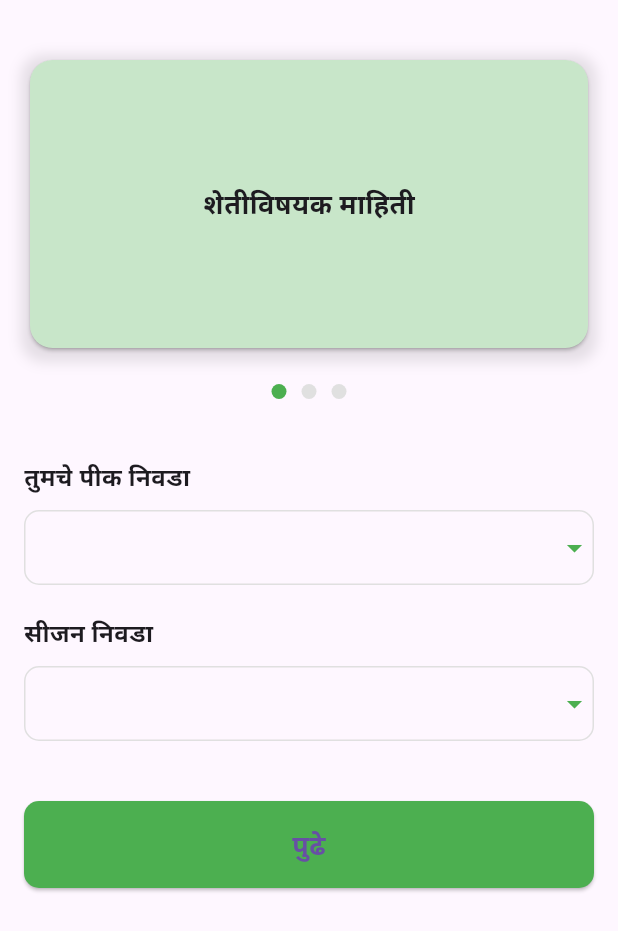
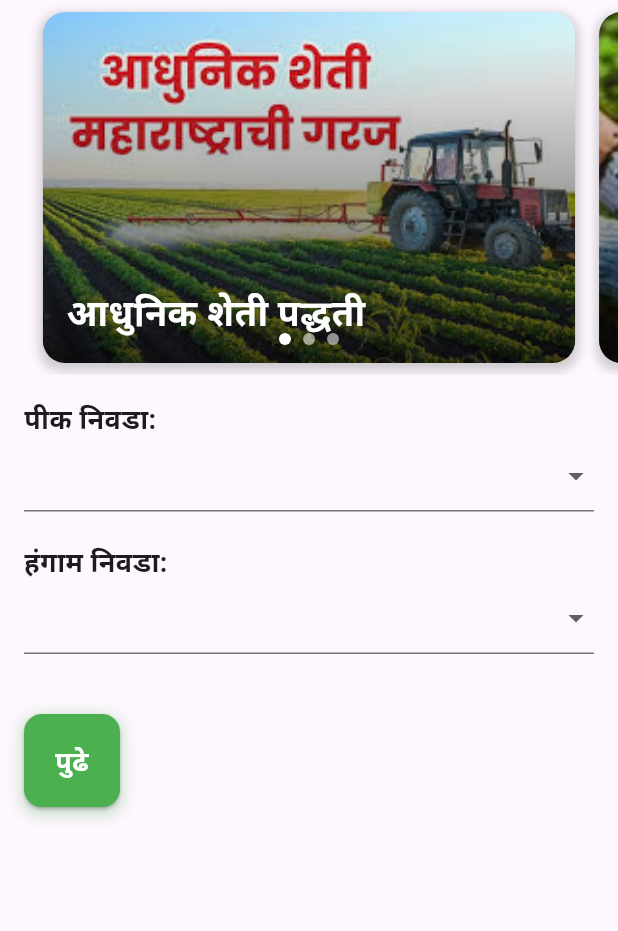
Before and after one commit to Hitesh007-p/shetimitra, a Flutter app: the Calculation screen opened directly, on a phone screen of 412 x 824 dp. Shown: the top 931 px of the screen. Run offline on Flutter 3.47's test engine with Material 3 defaults, Android fonts, the phone set to English and light mode, and no system bars; our stand-ins replace badges, easy_stepper, flutter_iconly, geolocator, google_fonts, image_picker and 1 more; Roboto replaces fonts that are missing (Mukta).

Commit message:
change add sliding

```diff
--- a/lib/pages/calculation.dart
+++ b/lib/pages/calculation.dart
@@ -1,5 +1,6 @@
 // ignore_for_file: deprecated_member_use
 
+import 'dart:async';
 import 'package:flutter/material.dart';
 import 'package:shetimitra/pages/expence.dart';
 
@@ -10,48 +11,81 @@ class Calculation extends StatefulWidget {
   State<Calculation> createState() => _CalculationState();
 }
 
-class _CalculationState extends State<Calculation> {
+class _CalculationState extends State<Calculation>
+    with AutomaticKeepAliveClientMixin {
   String? selectedCrop;
   String? selectedSeason;
-  final PageController _pageController = PageController();
-  int _currentPage = 0;
 
-  final crops = [
-    'गहू',
-    'हरभरा',
-    'मक्का',
-    'टोमॅटो',
-    'केळी',
-    'ऊस',
-    'कापूस',
-    'पपई',
-    'टरबूज',
-    'डांगर',
-    'सोयाबीन',
-    'मिरची',
-    'वांगे',
+  final crops = ['गहू', 'हरभरा', 'मक्का', 'टोमॅटो', 'केळी', 'ऊस', 'कापूस'];
+  final seasons = ['खरीफ', 'रब्बी'];
+
+  late PageController _pageController;
+  int _currentAdIndex = 0;
+  Timer? _carouselTimer;
+
+  final List<Map<String, String>> farmingAds = [
+    {
+      'image': 'assets/images/aadhunik_sheti.jpeg',
+      'title': 'आधुनिक शेती पद्धती'
+    },
+    {'image': 'assets/images/vermicompost.jpeg', 'title': 'सेंद्रिय शेती'},
+    {'image': 'assets/images/shetimitra.jpg', 'title': 'पाण्याचे व्यवस्थापन'},
   ];
-  final seasons = ['खरीफ', 'रब्बी'];
+
+  @override
+  void initState() {
+    super.initState();
+    _pageController = PageController(viewportFraction: 0.9);
+    WidgetsBinding.instance.addPostFrameCallback((_) {
+      _startAutoCarousel();
+    });
+  }
+
+  void _startAutoCarousel() {
+    _carouselTimer?.cancel();
+    _carouselTimer = Timer.periodic(const Duration(seconds: 5), (timer) {
+      if (!mounted || !_pageController.hasClients) return;
+
+      final nextPage =
+          _currentAdIndex < farmingAds.length - 1 ? _currentAdIndex + 1 : 0;
+
+      _pageController
+          .animateToPage(
+        nextPage,
+        duration: const Duration(milliseconds: 500),
+        curve: Curves.easeInOut,
+      )
+          .then((_) {
+        if (mounted) setState(() => _currentAdIndex = nextPage);
+      });
+    });
+  }
 
   @override
   void dispose() {
+    _carouselTimer?.cancel();
     _pageController.dispose();
     super.dispose();
   }
 
   @override
+  bool get wantKeepAlive => true;
+
+  @override
   Widget build(BuildContext context) {
+    super.build(context);
     return Scaffold(
-      body: SafeArea(
+      body: Column(
+        children: [
+          // Advertisement Section
+          _buildCarouselSlider(),
+          // Content Section
+          Expanded(
             child: SingleChildScrollView(
-          child: Padding(
-            padding: const EdgeInsets.all(16.0),
+              padding: const EdgeInsets.all(16),
               child: Column(
                 crossAxisAlignment: CrossAxisAlignment.start,
                 children: [
-                const SizedBox(height: 20),
-                _buildPosterSection(),
-                const SizedBox(height: 40),
                   _buildSelectionSection(),
                   const SizedBox(height: 40),
                   _buildSaveButton(),
@@ -59,69 +93,90 @@ class _CalculationState extends State<Calculation> {
               ),
             ),
           ),
+        ],
       ),
     );
   }
 
-  Widget _buildPosterSection() {
-    return Column(
+  Widget _buildCarouselSlider() {
+    return Visibility(
+      visible: farmingAds.isNotEmpty,
+      child: SizedBox(
+        height: 250,
+        child: Stack(
           children: [
-        Container(
-          height: 200,
+            PageView.builder(
+              controller: _pageController,
+              itemCount: farmingAds.length,
+              onPageChanged: (page) {
+                if (mounted) setState(() => _currentAdIndex = page);
+              },
+              itemBuilder: (context, index) {
+                return Container(
+                  margin: const EdgeInsets.all(8),
                   decoration: BoxDecoration(
                     borderRadius: BorderRadius.circular(15),
+                    image: DecorationImage(
+                      image: AssetImage(farmingAds[index]['image']!),
+                      fit: BoxFit.cover,
+                    ),
                     boxShadow: [
                       BoxShadow(
-                color: Colors.black.withOpacity(0.1),
+                        color: Colors.grey.withOpacity(0.5),
                         spreadRadius: 2,
-                blurRadius: 7,
+                        blurRadius: 5,
                         offset: const Offset(0, 3),
                       ),
                     ],
                   ),
-          child: PageView(
-            controller: _pageController,
-            onPageChanged: (int page) {
-              setState(() {
-                _currentPage = page;
-              });
-            },
-            children: [
-              _buildPosterCard("शेतीविषयक माहिती", Colors.green.shade100),
-              _buildPosterCard("कृषी व्हिडिओ", Colors.blue.shade100),
-              _buildPosterCard("शेतकरी टिप्स", Colors.orange.shade100),
+                  child: Container(
+                    decoration: BoxDecoration(
+                      borderRadius: BorderRadius.circular(15),
+                      gradient: LinearGradient(
+                        begin: Alignment.bottomCenter,
+                        end: Alignment.topCenter,
+                        colors: [
+                          Colors.black.withOpacity(0.7),
+                          Colors.transparent,
                         ],
                       ),
                     ),
-        const SizedBox(height: 20),
-        Row(
-          mainAxisAlignment: MainAxisAlignment.center,
-          children: List.generate(
-            3,
-            (index) => Container(
-              margin: const EdgeInsets.symmetric(horizontal: 5),
-              width: 10,
-              height: 10,
-              decoration: BoxDecoration(
-                shape: BoxShape.circle,
-                color:
-                    _currentPage == index ? Colors.green : Colors.grey.shade300,
+                    alignment: Alignment.bottomLeft,
+                    padding: const EdgeInsets.all(16),
+                    child: Text(
+                      farmingAds[index]['title']!,
+                      style: const TextStyle(
+                        color: Colors.white,
+                        fontSize: 24,
+                        fontWeight: FontWeight.bold,
                       ),
                     ),
                   ),
+                );
+              },
+            ),
+            Positioned(
+              bottom: 20,
+              left: 0,
+              right: 0,
+              child: Row(
+                mainAxisAlignment: MainAxisAlignment.center,
+                children: List.generate(farmingAds.length, (index) {
+                  return Container(
+                    width: 8,
+                    height: 8,
+                    margin: const EdgeInsets.symmetric(horizontal: 4),
+                    decoration: BoxDecoration(
+                      shape: BoxShape.circle,
+                      color: _currentAdIndex == index
+                          ? Colors.white
+                          : Colors.white54,
+                    ),
+                  );
+                }),
+              ),
             ),
           ],
-    );
-  }
-
-  Widget _buildPosterCard(String title, Color color) {
-    return Card(
-      color: color,
-      shape: RoundedRectangleBorder(borderRadius: BorderRadius.circular(15)),
-      child: Center(
-        child: Text(
-          title,
-          style: const TextStyle(fontSize: 18, fontWeight: FontWeight.bold),
         ),
       ),
     );
@@ -131,22 +186,38 @@ class _CalculationState extends State<Calculation> {
     return Column(
       crossAxisAlignment: CrossAxisAlignment.start,
       children: [
-        _buildDropdown(
-          "तुमचे पीक निवडा",
-          selectedCrop,
-          crops,
-          (String? value) {
+        const Text(
+          'पीक निवडा:',
+          style: TextStyle(fontSize: 18, fontWeight: FontWeight.bold),
+        ),
+        DropdownButtonFormField<String>(
+          value: selectedCrop,
+          items: crops.map((crop) {
+            return DropdownMenuItem(
+              value: crop,
+              child: Text(crop),
+            );
+          }).toList(),
+          onChanged: (value) {
             setState(() {
               selectedCrop = value;
             });
           },
         ),
         const SizedBox(height: 20),
-        _buildDropdown(
-          "सीजन निवडा",
-          selectedSeason,
-          seasons,
-          (String? value) {
+        const Text(
+          'हंगाम निवडा:',
+          style: TextStyle(fontSize: 18, fontWeight: FontWeight.bold),
+        ),
+        DropdownButtonFormField<String>(
+          value: selectedSeason,
+          items: seasons.map((season) {
+            return DropdownMenuItem(
+              value: season,
+              child: Text(season),
+            );
+          }).toList(),
+          onChanged: (value) {
             setState(() {
               selectedSeason = value;
             });
@@ -156,46 +227,19 @@ class _CalculationState extends State<Calculation> {
     );
   }
 
-  Widget _buildDropdown(String label, String? value, List<String> items,
-      Function(String?) onChanged) {
-    return Column(
-      crossAxisAlignment: CrossAxisAlignment.start,
-      children: [
-        Text(
-          label,
-          style: const TextStyle(fontSize: 16, fontWeight: FontWeight.bold),
-        ),
-        const SizedBox(height: 10),
-        Container(
+  Widget _buildSaveButton() {
+    return Container(
       decoration: BoxDecoration(
-            borderRadius: BorderRadius.circular(10),
-            border: Border.all(color: Colors.grey.shade300),
-          ),
-          child: DropdownButtonFormField<String>(
-            value: value,
-            items: items.map((item) {
-              return DropdownMenuItem(
-                value: item,
-                child: Text(item),
-              );
-            }).toList(),
-            onChanged: onChanged,
-            decoration: const InputDecoration(
-              contentPadding: EdgeInsets.symmetric(horizontal: 16, vertical: 8),
-              border: InputBorder.none,
-            ),
-            icon: const Icon(Icons.arrow_drop_down, color: Colors.green),
-            style: const TextStyle(fontSize: 16, color: Colors.black87),
-            dropdownColor: Colors.white,
-          ),
+        borderRadius: BorderRadius.circular(12),
+        boxShadow: [
+          BoxShadow(
+            color: Colors.green.withOpacity(0.3),
+            spreadRadius: 2,
+            blurRadius: 8,
+            offset: const Offset(0, 3),
           ),
         ],
-    );
-  }
-
-  Widget _buildSaveButton() {
-    return SizedBox(
-      width: double.infinity,
+      ),
       child: ElevatedButton(
         onPressed: () {
           if (selectedCrop != null && selectedSeason != null) {
@@ -240,14 +284,18 @@ class _CalculationState extends State<Calculation> {
         },
         style: ElevatedButton.styleFrom(
           backgroundColor: Colors.green,
-          padding: const EdgeInsets.symmetric(vertical: 16),
+          padding: const EdgeInsets.symmetric(vertical: 18),
           shape: RoundedRectangleBorder(
-            borderRadius: BorderRadius.circular(10),
+            borderRadius: BorderRadius.circular(12),
           ),
         ),
         child: const Text(
           "पुढे",
-          style: TextStyle(fontSize: 18, fontWeight: FontWeight.bold),
+          style: TextStyle(
+            fontSize: 18,
+            fontWeight: FontWeight.bold,
+            color: Colors.white,
+          ),
         ),
       ),
     );
--- a/lib/pages/explore_page.dart
+++ b/lib/pages/explore_page.dart
@@ -20,7 +20,8 @@ class ExplorePage extends StatefulWidget {
   _ExplorePageState createState() => _ExplorePageState();
 }
 
-class _ExplorePageState extends State<ExplorePage> {
+class _ExplorePageState extends State<ExplorePage>
+    with AutomaticKeepAliveClientMixin {
   late Future<Map<String, dynamic>> _weatherData;
   final WeatherService _weatherService = WeatherService();
   bool _isLoading = true;
@@ -64,8 +65,9 @@ class _ExplorePageState extends State<ExplorePage> {
     'वांगे': 'assets/crops/vange.png',
   };
 
-  final PageController _adPageController = PageController();
+  late PageController _adPageController;
   int _currentAdPage = 0;
+  Timer? _carouselTimer;
   final List<Map<String, String>> _ads = [
     {
       'image': 'assets/images/fertilizer.jpg',
@@ -89,6 +91,7 @@ class _ExplorePageState extends State<ExplorePage> {
   @override
   void initState() {
     super.initState();
+    _adPageController = PageController();
     if (!_isWeatherLoaded) {
       _fetchWeather();
     }
@@ -152,25 +155,35 @@ class _ExplorePageState extends State<ExplorePage> {
   }
 
   void _startAdCarousel() {
-    Timer.periodic(const Duration(seconds: 5), (Timer timer) {
-      if (_currentAdPage < _ads.length - 1) {
-        _currentAdPage++;
-      } else {
-        _currentAdPage = 0;
+    _carouselTimer?.cancel();
+    _carouselTimer = Timer.periodic(const Duration(seconds: 5), (Timer timer) {
+      if (!mounted) return;
+
+      final newPage = _currentAdPage < _ads.length - 1 ? _currentAdPage + 1 : 0;
+
+      if (_adPageController.hasClients) {
+        _adPageController
+            .animateToPage(
+          newPage,
+          duration: const Duration(milliseconds: 500),
+          curve: Curves.easeInOut,
+        )
+            .then((_) {
+          if (mounted) setState(() => _currentAdPage = newPage);
+        });
       }
-      _adPageController.animateToPage(
-        _currentAdPage,
-        duration: const Duration(milliseconds: 500),
-        curve: Curves.easeInOut,
-      );
     });
   }
 
   @override
   void dispose() {
+    _carouselTimer?.cancel();
     _adPageController.dispose();
     super.dispose();
   }
+
+  @override
+  bool get wantKeepAlive => true;
 
   @override
   Widget build(BuildContext context) {
--- a/pubspec.yaml
+++ b/pubspec.yaml
@@ -27,6 +27,7 @@ dependencies:
   url_launcher: ^6.0.12
   webview_flutter: ^4.2.1
   intl: ^0.20.1
+  flutter_svg: ^2.0.17
 
 dev_dependencies:
   flutter_test:
```
Also changed, not shown: assets/images/aadhunik_sheti.jpeg (added), assets/images/shetimitra.jpg (added), assets/images/vermicompost.jpeg (added), pubspec.lock. Lines whose indentation alone changed are shown as unchanged.
